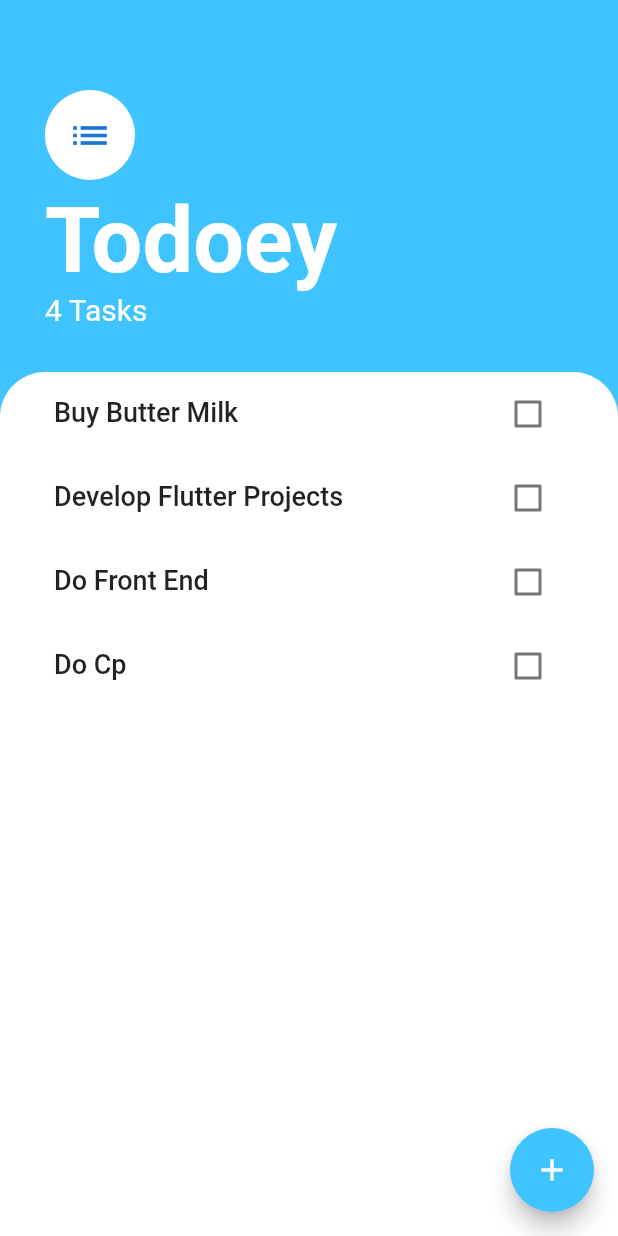
After one commit to preetamvarun/To-Do-App, a Flutter app: the screen it shows after launch, on a phone screen of 412 x 824 dp. The commit adds this screen. Run offline on Flutter 3.47's test engine with Material 2 defaults, Android fonts, the phone set to English and light mode, and no system bars.

Commit message:
extract list view widget

```diff
--- a/lib/screens/bottomSheetScreen.dart
+++ b/lib/screens/bottomSheetScreen.dart
@@ -35,7 +35,9 @@ class bottomSheetContainer extends StatelessWidget {
                 style: ButtonStyle(
                   backgroundColor: MaterialStateProperty.all(Colors.lightBlueAccent),
                 ),
-                onPressed: (){},
+                onPressed: (){
+
+                },
                 child: Padding(
                   padding: const EdgeInsets.symmetric(horizontal: 50.0,vertical: 5.0),
                   child: Text("Add", style:TextStyle(
--- a/lib/screens/screen1.dart
+++ b/lib/screens/screen1.dart
@@ -1,7 +1,7 @@
 import 'package:flutter/cupertino.dart';
 import 'package:flutter/material.dart';
-import 'package:to_do_app/widgetsDir/listTiles.dart';
 import 'package:to_do_app/screens/bottomSheetScreen.dart';
+import 'package:to_do_app/widgetsDir/tasks.dart';
 
 
 class TaskScreen extends StatelessWidget {
@@ -62,14 +62,7 @@ class TaskScreen extends StatelessWidget {
             child: Container(
               child: Padding(
                 padding: EdgeInsets.symmetric(horizontal : 20.0),
-                child: ListView(
-                  children: [
-                    listTileWidget(stringText: "Buy Butter Milk",),
-                    listTileWidget(stringText: "Develop Flutter Projects",),
-                    listTileWidget(stringText: "Do Front End",),
-                    listTileWidget(stringText: "Do Cp",)
-                  ],
-                ),
+                child: taskList(),
               ),
               decoration: BoxDecoration(
                 color: Colors.white,
--- /dev/null
+++ b/lib/widgetsDir/tasks.dart
@@ -0,0 +1,18 @@
+import 'package:flutter/material.dart';
+import 'package:to_do_app/widgetsDir/listTiles.dart';
+
+// ignore: camel_case_types
+class taskList extends StatelessWidget {
+
+  @override
+  Widget build(BuildContext context) {
+    return ListView(
+      children: [
+        listTileWidget(stringText: "Buy Butter Milk",),
+        listTileWidget(stringText: "Develop Flutter Projects",),
+        listTileWidget(stringText: "Do Front End",),
+        listTileWidget(stringText: "Do Cp",)
+      ],
+    );
+  }
+}
```
